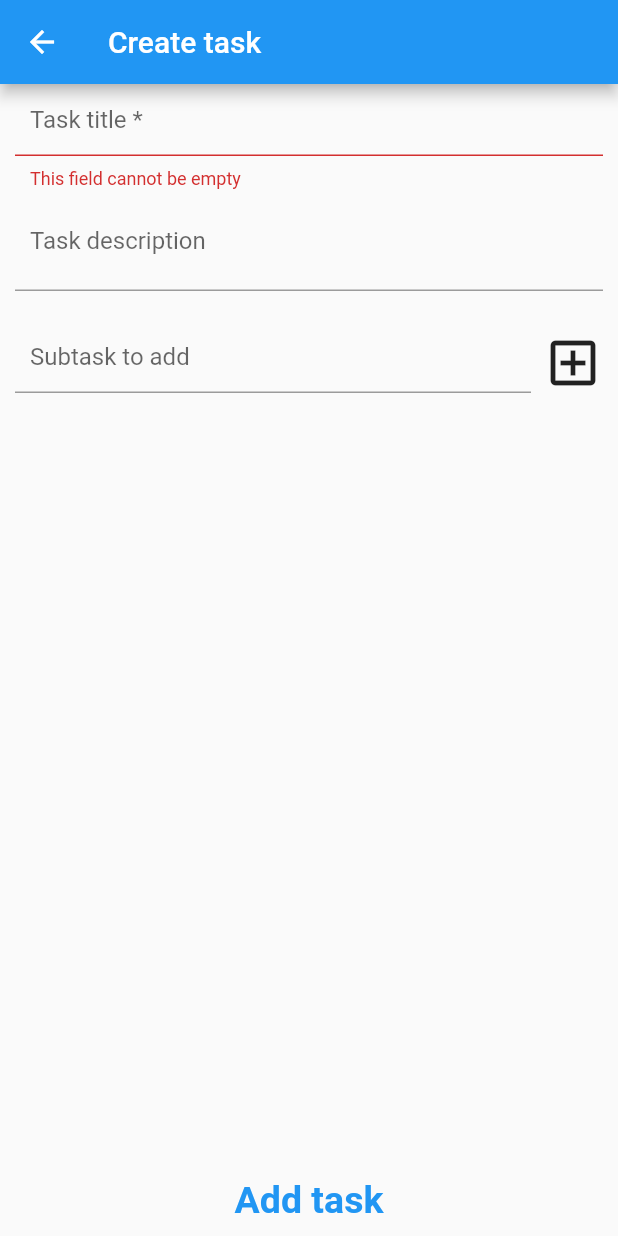
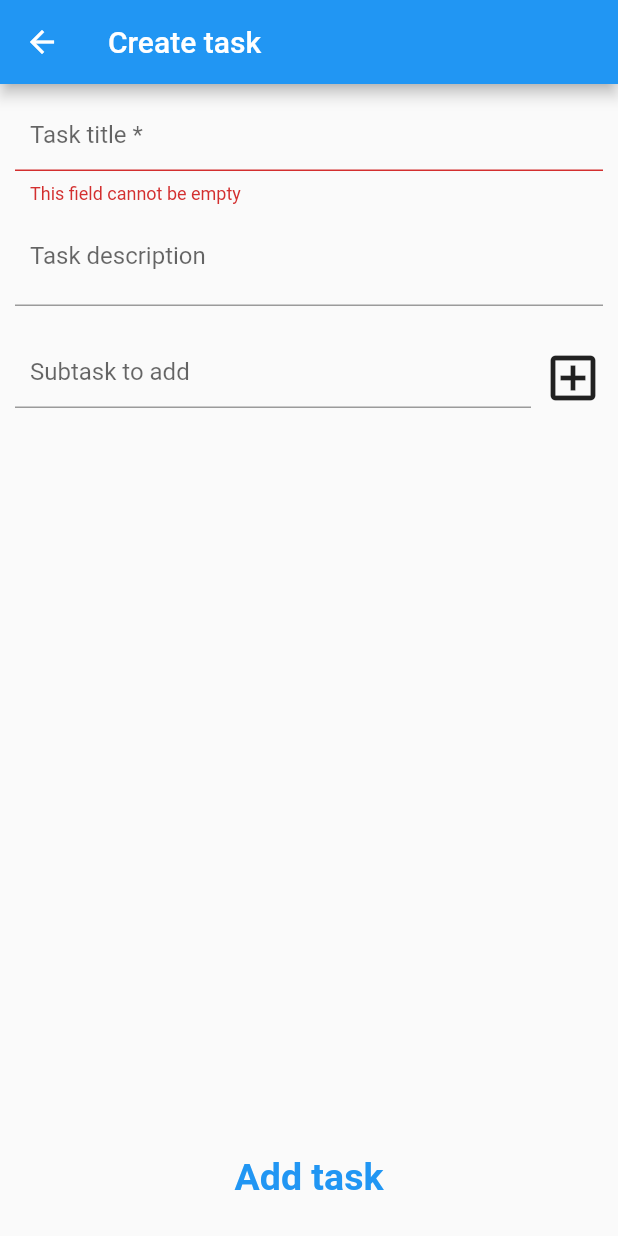
Before and after one commit to BartoszJab/TaskNote, a Flutter app: the CreateTask screen opened directly, after a tap on "Add task", on a phone screen of 412 x 824 dp. Run offline on Flutter 3.47's test engine with Material 2 defaults, Android fonts, the phone set to English and light mode, and no system bars; our stand-ins replace fluttertoast, sqflite; accounts and stored records are empty.

Commit message:
UI improvements

```diff
--- a/lib/screens/create_task.dart
+++ b/lib/screens/create_task.dart
@@ -51,7 +51,7 @@ class _CreateTaskState extends State<CreateTask> {
             child: Column(
               children: [
                 Container(
-                  padding: const EdgeInsets.symmetric(horizontal: 10),
+                  padding: const EdgeInsets.only(left: 10, right: 10, top: 10),
                   child: Column(children: [
                     TaskInputField(
                       initialValue: widget.currentTask?.title,
@@ -146,7 +146,9 @@ class _CreateTaskState extends State<CreateTask> {
                   ),
                 ),
                 const Spacer(),
-                TextButton(
+                Padding(
+                  padding: const EdgeInsets.only(bottom: 15.0),
+                  child: TextButton(
                     onPressed: () async {
                       if (!_formKey.currentState!.validate()) return;
 
@@ -188,6 +190,7 @@ class _CreateTaskState extends State<CreateTask> {
                       widget.currentTask == null ? 'Add task' : 'Update task',
                       style: const TextStyle(fontSize: 25, fontWeight: FontWeight.bold),
                     ),
+                  ),
                 )
               ],
             ),
```
Lines whose indentation alone changed are shown as unchanged.
